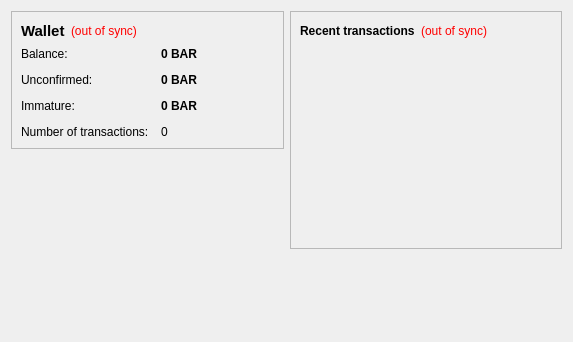
Old version of the form src/qt/forms/overviewpage.ui in the repository IamnotGod/CopyCloneCoin.
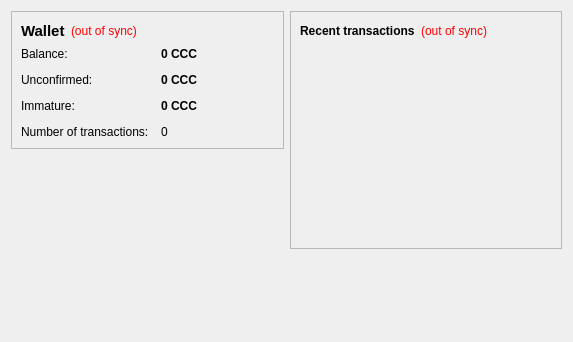
New version of the form.

Patch:
```diff
--- a/src/qt/forms/overviewpage.ui
+++ b/src/qt/forms/overviewpage.ui
@@ -105,7 +105,7 @@
              <string>Your current balance</string>
             </property>
             <property name="text">
-             <string notr="true">0 BAR</string>
+             <string notr="true">0 CCC</string>
             </property>
             <property name="textInteractionFlags">
              <set>Qt::LinksAccessibleByMouse|Qt::TextSelectableByKeyboard|Qt::TextSelectableByMouse</set>
@@ -134,7 +134,7 @@
              <string>Total of transactions that have yet to be confirmed, and do not yet count toward the current balance</string>
             </property>
             <property name="text">
-             <string notr="true">0 BAR</string>
+             <string notr="true">0 CCC</string>
             </property>
             <property name="textInteractionFlags">
              <set>Qt::LinksAccessibleByMouse|Qt::TextSelectableByKeyboard|Qt::TextSelectableByMouse</set>
@@ -177,7 +177,7 @@
              <string>Mined balance that has not yet matured</string>
             </property>
             <property name="text">
-             <string notr="true">0 BAR</string>
+             <string notr="true">0 CCC</string>
             </property>
             <property name="textInteractionFlags">
              <set>Qt::LinksAccessibleByMouse|Qt::TextSelectableByKeyboard|Qt::TextSelectableByMouse</set>
```
Left out of the diff: 4 changed lines with no effect on the pictures.
